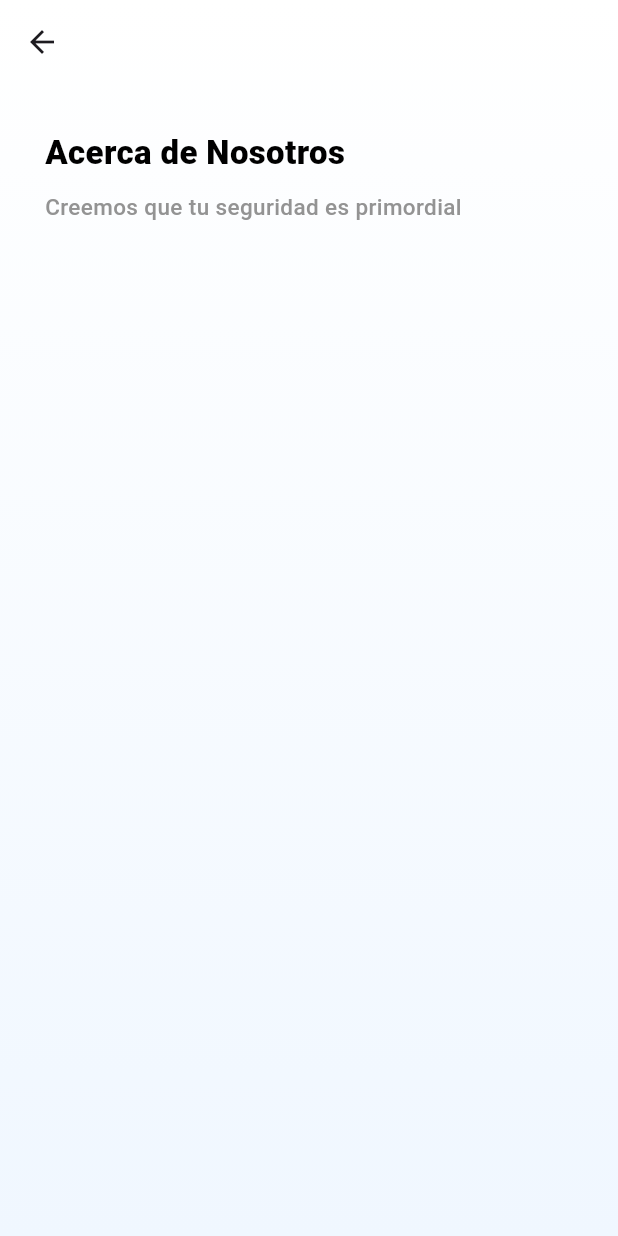
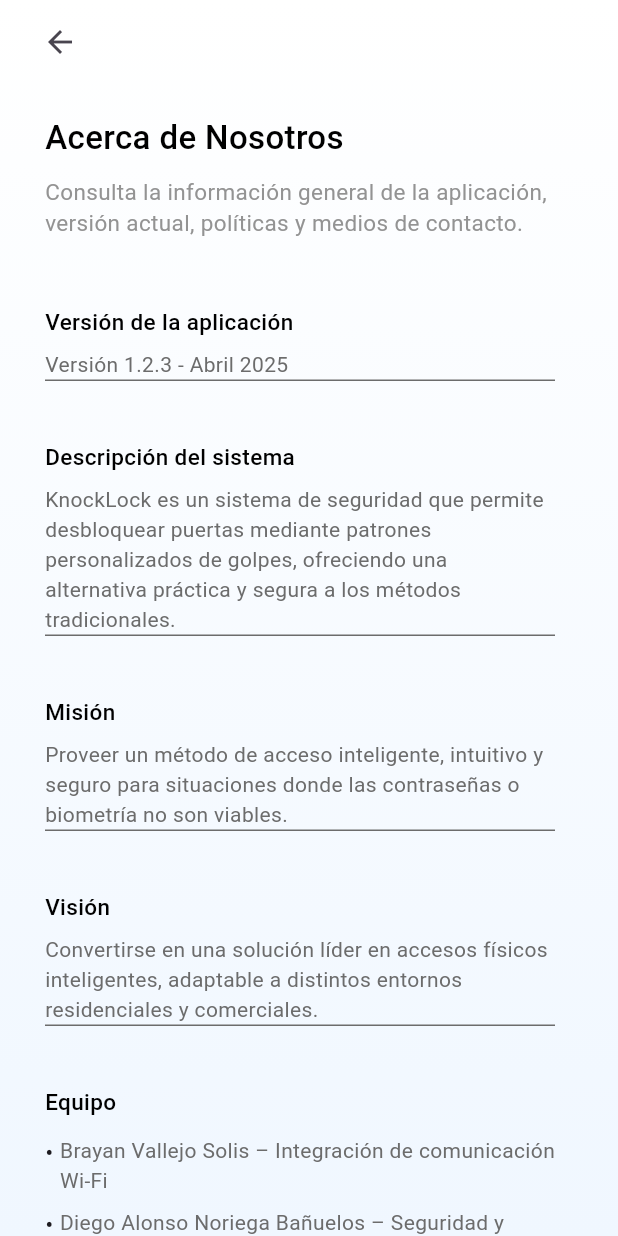
Before and after one commit to AlexGoodD/knocklock, a Flutter app: the AboutScreen screen opened directly, on a phone screen of 412 x 824 dp. Run offline on Flutter 3.47's test engine with Material 3 defaults, Android fonts, the phone set to English and light mode, and no system bars; our stand-ins replace cloud_firestore, firebase_auth, firebase_core, firebase_database, rxdart, vibration; accounts and stored records are empty.

Commit message:
Sections de abouts agregadas, mas versiones de fonts implementadas

```diff
--- a/lib/core/colors.dart
+++ b/lib/core/colors.dart
@@ -7,6 +7,7 @@
   static const Color secondaryBackgroundHelperColor = Color(0xFFFCFCFC);
   static const Color primaryColor = Color(0xFF000000);
   static const Color secondaryColor = Color(0xFF939393);
+  static const Color thirdColor = Color(0xFF6C6C6C);
   static const Color helperColor = Color(0xFFF6F6F6);
 
   static const Color errorTextColor = Color(0xFFFE7474);
@@ -26,7 +27,7 @@
 
 class AppTextStyles {
 
-  static const TextStyle primaryTextStyle = TextStyle(color: AppColors.primaryColor, fontFamily: 'Roboto', fontWeight: FontWeight.bold, fontSize: 22);
+  static const TextStyle primaryTextStyle = TextStyle(color: AppColors.primaryColor, fontFamily: 'Roboto', fontWeight: FontWeight.w500, fontSize: 22);
   static const TextStyle secondaryTextStyle = TextStyle(color: AppColors.secondaryColor, fontFamily: 'Roboto', fontWeight: FontWeight.w500, fontSize: 15);
 
   static const TextStyle lockItemTitleStyle = TextStyle(color: AppColors.primaryColor, fontFamily: 'Roboto', fontWeight: FontWeight.w900, fontSize: 15);
@@ -35,18 +36,24 @@
   static const TextStyle HelperPrimaryStyle = TextStyle(color: AppColors.primaryColor, fontFamily: 'Roboto', fontWeight: FontWeight.w900, fontSize: 18);
   static const TextStyle HelperSecondaryStyle = TextStyle(color: AppColors.primaryColor, fontFamily: 'Roboto', fontWeight: FontWeight.w500, fontSize: 12);
 
-  static const TextStyle sectionPrimaryStyle = TextStyle(color: AppColors.primaryColor, fontFamily: 'Roboto', fontWeight: FontWeight.w900, fontSize: 22);
-  static const TextStyle sectionSecondaryStyle = TextStyle(color: AppColors.secondaryColor, fontFamily: 'Roboto', fontWeight: FontWeight.w500, fontSize: 15);
+  static const TextStyle sectionPrimaryStyle = TextStyle(color: AppColors.primaryColor, fontFamily: 'Roboto', fontWeight: FontWeight.w500, fontSize: 22);
+  static const TextStyle sectionSecondaryStyle = TextStyle(color: AppColors.secondaryColor, fontFamily: 'Roboto', fontWeight: FontWeight.w400, fontSize: 15);
 
   static const TextStyle HelperItemsPrimaryStyle = TextStyle(color: AppColors.primaryColor, fontFamily: 'Roboto', fontWeight: FontWeight.w900, fontSize: 18);
   static const TextStyle HelperItemsSecondaryStyle = TextStyle(color: AppColors.secondaryColor, fontFamily: 'Roboto', fontWeight: FontWeight.w500, fontSize: 12);
 
-  static const TextStyle primaryModalStyle = TextStyle(color: AppColors.primaryColor, fontFamily: 'Roboto', fontWeight: FontWeight.w900, fontSize: 15.5);
+  static const TextStyle primaryModalStyle = TextStyle(color: AppColors.primaryColor, fontFamily: 'Roboto', fontWeight: FontWeight.w500, fontSize: 15);
   static const TextStyle secondaryModalStyle = TextStyle(color: AppColors.secondaryColor, fontFamily: 'Roboto', fontWeight: FontWeight.w500, fontSize: 12);
 
-  static const TextStyle authTextStyle = TextStyle(color: AppColors.primaryColor, fontFamily: 'Arial', fontWeight: FontWeight.w300, fontSize: 30);
-  static const TextStyle authBottomTextStyle = TextStyle(color: AppColors.primaryColor, fontFamily: 'Arial', fontWeight: FontWeight.w300, fontSize: 14);
+  static const TextStyle authTextStyle = TextStyle(color: AppColors.primaryColor, fontFamily: 'Roboto', fontWeight: FontWeight.w300, fontSize: 30);
+  static const TextStyle authBottomTextStyle = TextStyle(color: AppColors.primaryColor, fontFamily: 'Roboto', fontWeight: FontWeight.w300, fontSize: 14);
 
   static const TextStyle authButtonTextStyle = TextStyle(color: AppColors.backgroundHelperColor, fontFamily: 'Roboto', fontWeight: FontWeight.w600, fontSize: 18);
 
+  static const TextStyle headerLabelTextStyle = TextStyle(color: AppColors.primaryColor, fontFamily: 'Roboto', fontWeight: FontWeight.w500, fontSize: 14);
+
+  static const TextStyle sectionAboutTitleTextStyle = TextStyle(color: AppColors.primaryColor, fontFamily: 'Roboto', fontWeight: FontWeight.w500, fontSize: 15);
+  static const TextStyle sectionAboutContentTextStyle = TextStyle(color: AppColors.thirdColor, fontFamily: 'Roboto', fontWeight: FontWeight.w400, fontSize: 14);
+
+
 }
--- a/lib/core/imports.dart
+++ b/lib/core/imports.dart
@@ -31,7 +31,8 @@
 
 export 'package:knocklock_flutter/screens/settings/settings_screen.dart';
 export 'package:knocklock_flutter/screens/settings/about_screen.dart';
-
+export 'package:knocklock_flutter/screens/settings/notifications_screen.dart';
+export 'package:knocklock_flutter/screens/settings/account_screen.dart';
 
 //Core
 export 'package:knocklock_flutter/core/colors.dart';
@@ -48,13 +49,15 @@
 export 'package:knocklock_flutter/widgets/add_new_lock_modal.dart';
 
 export 'package:knocklock_flutter/widgets/inputs/input_auth.dart';
-export 'package:knocklock_flutter/widgets/inputs/input_add_lock.dart';
+export 'package:knocklock_flutter/widgets/inputs/general_input.dart';
 
 export 'package:knocklock_flutter/widgets/dialogs/token_dialog.dart';
 
 export 'package:knocklock_flutter/widgets/items/latest_log_access.dart';
 export 'package:knocklock_flutter/widgets/items/log_item.dart';
 export 'package:knocklock_flutter/widgets/items/lock_item.dart';
+export 'package:knocklock_flutter/widgets/items/section_about_item.dart';
+
 export 'package:knocklock_flutter/widgets/items/global_status_card.dart';
 
 export 'package:knocklock_flutter/widgets/buttons/button_add_lock.dart';
@@ -66,6 +69,7 @@
 export 'package:knocklock_flutter/widgets/buttons/temp_block_button.dart';
 export 'package:knocklock_flutter/widgets/buttons/test_mode_button.dart';
 export 'package:knocklock_flutter/widgets/buttons/option_button.dart';
+export 'package:knocklock_flutter/widgets/buttons/switch_option_button.dart';
 export 'package:knocklock_flutter/widgets/buttons/auth_button.dart';
 
 //Navigator
--- a/lib/screens/settings/about_screen.dart
+++ b/lib/screens/settings/about_screen.dart
@@ -23,42 +23,113 @@
       ),
       child: Scaffold(
         backgroundColor: Colors.transparent,
-        appBar: AppBar(
-          backgroundColor: Colors.transparent,
-          elevation: 0,
-          leading: IconButton(
-            icon: const Icon(Icons.arrow_back),
-            onPressed: () {
-              Navigator.pop(context);
-            },
-          ),
-        ),
-        body: Column(
-          crossAxisAlignment: CrossAxisAlignment.start,
-          children: [
-            Padding(
-              padding: const EdgeInsets.fromLTRB(30.0, 30.0, 30.0, 0.0),
+        body: SafeArea(
           child: Column(
             crossAxisAlignment: CrossAxisAlignment.start,
             children: [
-                  const Text(
+              const _CustomAppBar(),
+              const Padding(
+                padding: EdgeInsets.symmetric(horizontal: 30.0),
+                child: Column(
+                  crossAxisAlignment: CrossAxisAlignment.start,
+                  children: [
+                    SizedBox(height: 20),
+                    Text(
                       'Acerca de Nosotros',
                       style: AppTextStyles.sectionPrimaryStyle,
                     ),
-                  const SizedBox(height: 10),
-                  const Text(
-                    'Creemos que tu seguridad es primordial',
+                    SizedBox(height: 10),
+                    Text(
+                      'Consulta la información general de la aplicación, versión actual, políticas y medios de contacto.',
                       style: AppTextStyles.sectionSecondaryStyle,
                     ),
-                  const SizedBox(height: 30),
+                    SizedBox(height: 20),
                   ],
                 ),
               ),
-            const SizedBox(height: 20),
-            const SizedBox(height: 30),
+              Expanded(
+                child: SingleChildScrollView(
+                  padding: const EdgeInsets.symmetric(horizontal: 30.0),
+                  child: Column(
+                    crossAxisAlignment: CrossAxisAlignment.start,
+                    children: const [
+                      Section(
+                        title: 'Versión de la aplicación',
+                        content: 'Versión 1.2.3 - Abril 2025',
+                      ),
+                      SizedBox(height: 15),
+                      Section(
+                        title: 'Descripción del sistema',
+                        content:
+                        'KnockLock es un sistema de seguridad que permite desbloquear puertas mediante patrones personalizados de golpes, ofreciendo una alternativa práctica y segura a los métodos tradicionales.',
+                      ),
+                      SizedBox(height: 15),
+                      Section(
+                        title: 'Misión',
+                        content:
+                        'Proveer un método de acceso inteligente, intuitivo y seguro para situaciones donde las contraseñas o biometría no son viables.',
+                      ),
+                      SizedBox(height: 15),
+                      Section(
+                        title: 'Visión',
+                        content:
+                        'Convertirse en una solución líder en accesos físicos inteligentes, adaptable a distintos entornos residenciales y comerciales.',
+                      ),
+                      SizedBox(height: 15),
+                      Section(
+                        title: 'Equipo',
+                        items: [
+                          'Brayan Vallejo Solis – Integración de comunicación Wi-Fi',
+                          'Diego Alonso Noriega Bañuelos – Seguridad y validación de accesos vía Firestore',
+                          'Edwin Manuel Guerrero Martínez – Testing y pruebas de usuario',
+                          'Emmanuel Alejandro Chavarría Buendía – Líder de Proyecto & Desarrollo de App',
+                          'Guillermo Vladimir Flores Báez – Implementación de hardware (Arduino y sensores)',
+                          'Jorge Benito Mireles Mendoza – Documentación técnica y soporte',
+                          'Marcelo Treviño Juárez – UI/UX y diseño de interfaz móvil',
+                          'Victor Gerardo Villarreal Montero – Programación del algoritmo de verificación de patrones',
                         ],
+                      ),
+                      SizedBox(height: 15),
+                      Section(
+                        title: 'Términos y políticas',
+                        items: [
+                          'Términos de uso.',
+                          'Política de privacidad.',
+                        ],
+                      ),
+                      SizedBox(height: 15),
+                      Section(
+                        title: 'Contacto y soporte',
+                        items: [
+                          'Correo: soporte@knocklock.com',
+                        ],
+                      ),
+                      SizedBox(height: 35),
+                    ],
+                  ),
+                ),
+              ),
+            ],
+          ),
         ),
       ),
     );
   }
 }
+
+class _CustomAppBar extends StatelessWidget {
+  const _CustomAppBar({super.key});
+
+  @override
+  Widget build(BuildContext context) {
+    return Container(
+      height: kToolbarHeight,
+      padding: const EdgeInsets.symmetric(horizontal: 16),
+      alignment: Alignment.centerLeft,
+      child: IconButton(
+        icon: const Icon(Icons.arrow_back),
+        onPressed: () => Navigator.pop(context),
+      ),
+    );
+  }
+}
--- a/lib/widgets/add_new_lock_modal.dart
+++ b/lib/widgets/add_new_lock_modal.dart
@@ -53,9 +53,9 @@
                     ),
                   ),
                   const SizedBox(height: 20),
-                  InputAddLock(controller: nameController, label: 'Nombre del Lock'),
+                  GeneralInput(controller: nameController, label: 'Nombre del Lock'),
                   const SizedBox(height: 20),
-                  InputAddLock(controller: ipController, label: 'IP del Lock'),
+                  GeneralInput(controller: ipController, label: 'IP del Lock'),
                   const SizedBox(height: 20),
                   SizedBox(
                     width: 340, // Ancho fijo
--- /dev/null
+++ b/lib/widgets/items/section_about_item.dart
@@ -0,0 +1,98 @@
+import 'package:flutter/material.dart';
+import 'package:knocklock_flutter/core/colors.dart';
+
+class Section extends StatelessWidget {
+  final String title;
+  final String? content;
+  final List<String>? items;
+
+  const Section({
+    super.key,
+    required this.title,
+    this.content,
+    this.items,
+  });
+
+  @override
+  Widget build(BuildContext context) {
+    return Container(
+      width: 340,
+      decoration: const BoxDecoration(
+        border: Border(
+          bottom: BorderSide(color: AppColors.thirdColor, width: 1),
+        ),
+      ),
+      child: Column(
+        crossAxisAlignment: CrossAxisAlignment.start,
+        children: [
+          SectionTitle(title: title),
+          if (content != null) SectionContent(content: content!),
+          if (items != null) SectionListContent(items: items!),
+        ],
+      ),
+    );
+  }
+}
+
+class SectionTitle extends StatelessWidget {
+  final String title;
+
+  const SectionTitle({super.key, required this.title});
+
+  @override
+  Widget build(BuildContext context) {
+    return Padding(
+      padding: const EdgeInsets.only(top: 25.0, bottom: 8.0),
+      child: Text(
+        title,
+        style: AppTextStyles.sectionAboutTitleTextStyle,
+      ),
+    );
+  }
+}
+
+class SectionContent extends StatelessWidget {
+  final String content;
+
+  const SectionContent({super.key, required this.content});
+
+  @override
+  Widget build(BuildContext context) {
+    return Text(
+      content,
+      style: AppTextStyles.sectionAboutContentTextStyle,
+    );
+  }
+}
+
+class SectionListContent extends StatelessWidget {
+  final List<String> items;
+
+  const SectionListContent({super.key, required this.items});
+
+  @override
+  Widget build(BuildContext context) {
+    return Column(
+      crossAxisAlignment: CrossAxisAlignment.start,
+      children: items
+          .map(
+            (item) => Padding(
+          padding: const EdgeInsets.symmetric(vertical: 4.0),
+          child: Row(
+            crossAxisAlignment: CrossAxisAlignment.start,
+            children: [
+              const Text('• ', style: TextStyle(fontSize: 16)),
+              Expanded(
+                child: Text(
+                  item,
+                  style: AppTextStyles.sectionAboutContentTextStyle,
+                ),
+              ),
+            ],
+          ),
+        ),
+      )
+          .toList(),
+    );
+  }
+}
```
Also changed, not shown: lib/screens/settings/account_screen.dart (+89 -0 lines), lib/screens/settings/notifications_screen.dart (+115 -0 lines), lib/screens/settings/settings_screen.dart (+26 -18 lines), lib/widgets/buttons/option_button.dart (+15 -3 lines), lib/widgets/buttons/switch_option_button.dart (added, +98 -0 lines), lib/widgets/inputs/general_input.dart (added, +63 -0 lines), lib/widgets/inputs/input_add_lock.dart (deleted, +0 -46 lines), pubspec.yaml (+12 -2 lines), lib/screens/settings/export_logs.dart (deleted), lib/screens/settings/theme_screen.dart (deleted). Lines whose indentation alone changed are shown as unchanged.
